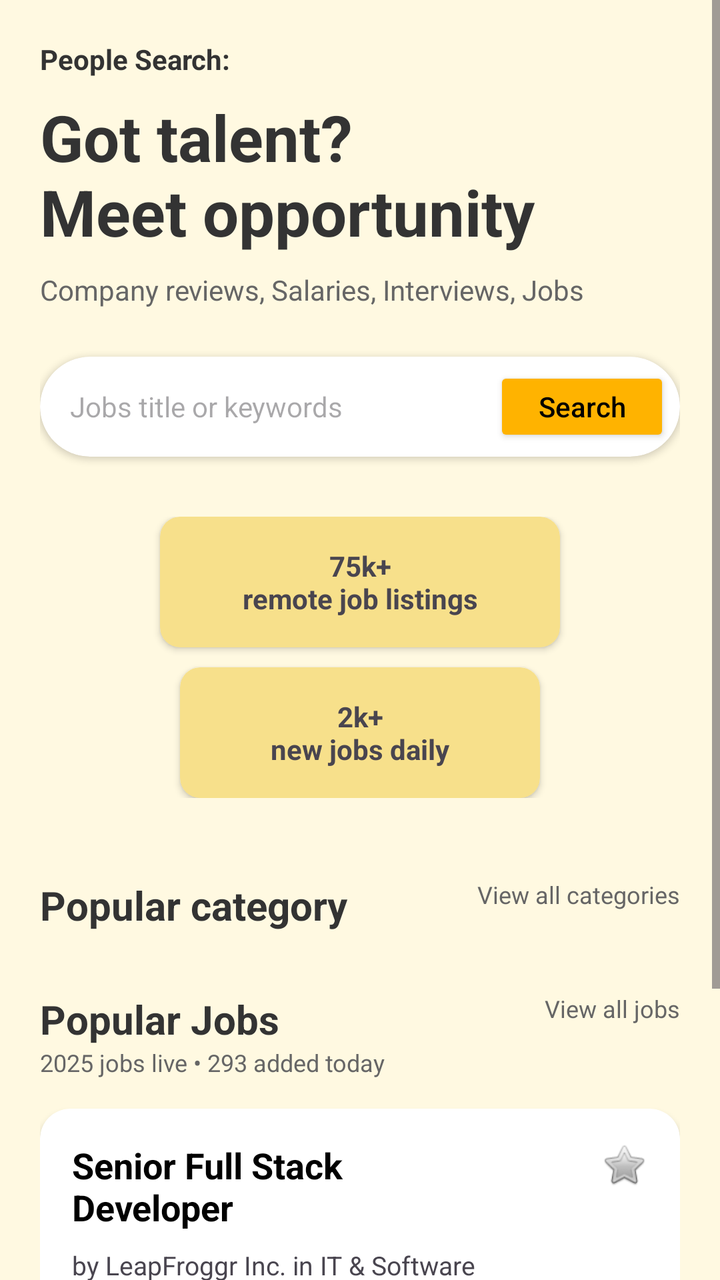
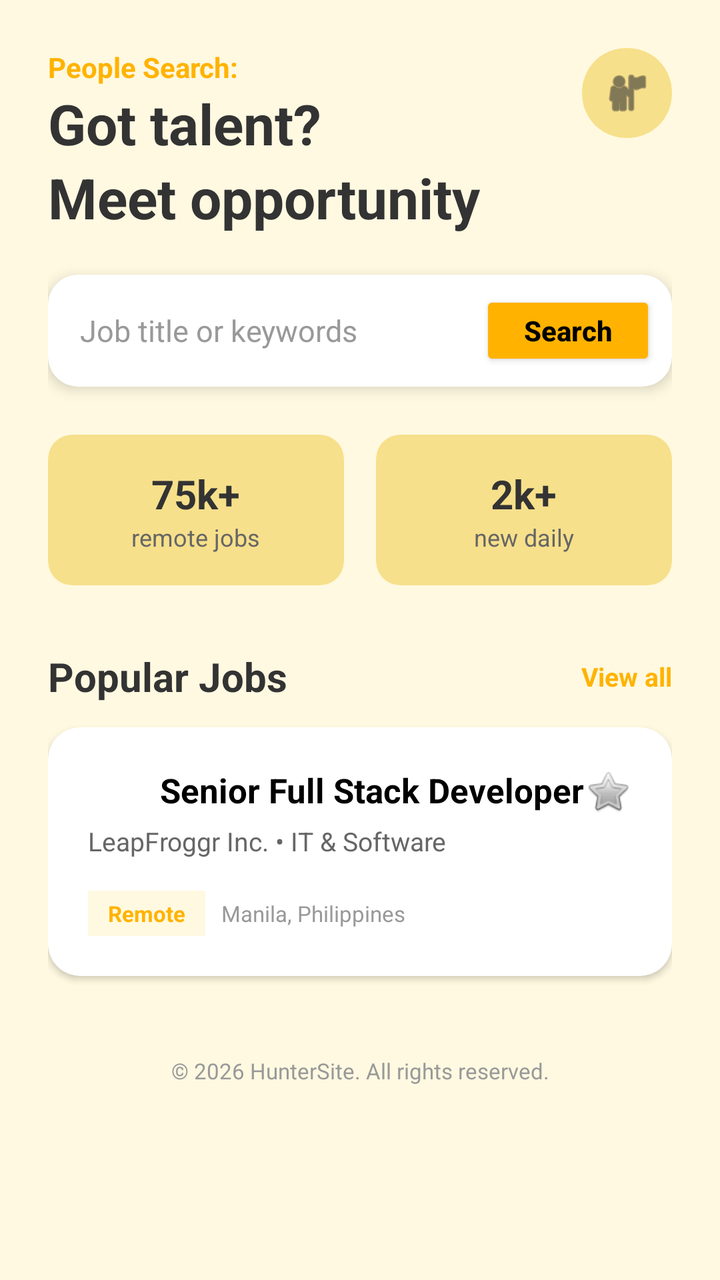

The first picture is an Android layout as it rendered before a commit; the second is the same layout after the commit. The layout source and the unified diff follow.
<!-- AndroidManifest.xml: application theme Theme.HunterSite -->
<!-- res/layout/dashboard.xml -->
<?xml version="1.0" encoding="utf-8"?>
<ScrollView xmlns:android="http://schemas.android.com/apk/res/android"
    xmlns:app="http://schemas.android.com/apk/res-auto"
    android:layout_width="match_parent"
    android:layout_height="match_parent"
    android:background="#FFF9E1"> <LinearLayout
    android:layout_width="match_parent"
    android:layout_height="wrap_content"
    android:orientation="vertical"
    android:padding="20dp">

    <TextView
        android:layout_width="wrap_content"
        android:layout_height="wrap_content"
        android:text="People Search:"
        android:textColor="#333333"
        android:textSize="14sp"
        android:textStyle="bold" />

    <TextView
        android:layout_width="wrap_content"
        android:layout_height="wrap_content"
        android:text="Got talent?\nMeet opportunity"
        android:textColor="#333333"
        android:textSize="32sp"
        android:textStyle="bold"
        android:layout_marginTop="8dp"/>

    <TextView
        android:layout_width="wrap_content"
        android:layout_height="wrap_content"
        android:text="Company reviews, Salaries, Interviews, Jobs"
        android:textColor="#666666"
        android:layout_marginTop="8dp"/>

    <androidx.cardview.widget.CardView
        android:layout_width="match_parent"
        android:layout_height="wrap_content"
        android:layout_marginTop="24dp"
        app:cardCornerRadius="30dp"
        app:cardElevation="2dp">

        <LinearLayout
            android:layout_width="match_parent"
            android:layout_height="50dp"
            android:orientation="horizontal"
            android:gravity="center_vertical"
            android:paddingStart="15dp"
            android:paddingEnd="5dp">

            <EditText
                android:layout_width="0dp"
                android:layout_height="wrap_content"
                android:layout_weight="1"
                android:hint="Jobs title or keywords"
                android:background="@android:color/transparent"
                android:textSize="14sp"/>

            <Button
                android:layout_width="wrap_content"
                android:layout_height="40dp"
                android:text="Search"
                android:textAllCaps="false"
                android:backgroundTint="#FFB300"
                android:textColor="#000000" />
        </LinearLayout>
    </androidx.cardview.widget.CardView>

    <LinearLayout
        android:layout_width="match_parent"
        android:layout_height="wrap_content"
        android:orientation="vertical"
        android:gravity="center"
        android:layout_marginTop="30dp">

        <androidx.cardview.widget.CardView
            android:layout_width="200dp"
            android:layout_height="wrap_content"
            app:cardBackgroundColor="#F7E08B"
            app:cardCornerRadius="10dp"
            android:layout_marginBottom="10dp">
            <TextView
                android:layout_width="match_parent"
                android:layout_height="wrap_content"
                android:padding="15dp"
                android:text="75k+\nremote job listings"
                android:gravity="center"
                android:textStyle="bold"/>
        </androidx.cardview.widget.CardView>

        <androidx.cardview.widget.CardView
            android:layout_width="180dp"
            android:layout_height="wrap_content"
            app:cardBackgroundColor="#F7E08B"
            app:cardCornerRadius="10dp">
            <TextView
                android:layout_width="match_parent"
                android:layout_height="wrap_content"
                android:padding="15dp"
                android:text="2k+\nnew jobs daily"
                android:gravity="center"
                android:textStyle="bold"/>
        </androidx.cardview.widget.CardView>
    </LinearLayout>

    <RelativeLayout
        android:layout_width="match_parent"
        android:layout_height="wrap_content"
        android:layout_marginTop="40dp">
        <TextView
            android:layout_width="wrap_content"
            android:layout_height="wrap_content"
            android:text="Popular category"
            android:textSize="20sp"
            android:textStyle="bold"
            android:textColor="#333333"/>
        <TextView
            android:layout_width="wrap_content"
            android:layout_height="wrap_content"
            android:layout_alignParentEnd="true"
            android:text="View all categories"
            android:textColor="#666666"
            android:textSize="12sp"/>
    </RelativeLayout>

    <RelativeLayout
        android:layout_width="match_parent"
        android:layout_height="wrap_content"
        android:layout_marginTop="30dp">
        <TextView
            android:layout_width="wrap_content"
            android:layout_height="wrap_content"
            android:text="Popular Jobs"
            android:textSize="20sp"
            android:textStyle="bold"
            android:textColor="#333333"/>
        <TextView
            android:layout_width="wrap_content"
            android:layout_height="wrap_content"
            android:layout_alignParentEnd="true"
            android:text="View all jobs"
            android:textColor="#666666"
            android:textSize="12sp"/>
    </RelativeLayout>

    <TextView
        android:layout_width="wrap_content"
        android:layout_height="wrap_content"
        android:text="2025 jobs live • 293 added today"
        android:textSize="12sp"
        android:textColor="#666666"
        android:layout_marginBottom="15dp"/>

    <androidx.cardview.widget.CardView
        android:layout_width="match_parent"
        android:layout_height="wrap_content"
        android:layout_marginBottom="15dp"
        app:cardCornerRadius="15dp"
        app:cardElevation="2dp">

        <LinearLayout
            android:layout_width="match_parent"
            android:layout_height="wrap_content"
            android:orientation="vertical"
            android:padding="16dp">

            <RelativeLayout
                android:layout_width="match_parent"
                android:layout_height="wrap_content">
                <TextView
                    android:layout_width="wrap_content"
                    android:layout_height="wrap_content"
                    android:text="Senior Full Stack\nDeveloper"
                    android:textSize="18sp"
                    android:textStyle="bold"
                    android:textColor="#000000"/>
                <ImageView
                    android:layout_width="24dp"
                    android:layout_height="24dp"
                    android:layout_alignParentEnd="true"
                    android:src="@android:drawable/btn_star_big_off" />
            </RelativeLayout>

            <TextView
                android:layout_width="wrap_content"
                android:layout_height="wrap_content"
                android:text="by LeapFroggr Inc. in IT &amp; Software"
                android:textSize="13sp"
                android:layout_marginTop="8dp"/>

            <LinearLayout
                android:layout_width="match_parent"
                android:layout_height="wrap_content"
                android:orientation="horizontal"
                android:layout_marginTop="10dp">
                <TextView
                    android:layout_width="wrap_content"
                    android:layout_height="wrap_content"
                    android:background="#F0F0F0"
                    android:padding="5dp"
                    android:text="Remote"
                    android:textSize="10sp"
                    android:layout_marginEnd="5dp"/>
                <TextView
                    android:layout_width="wrap_content"
                    android:layout_height="wrap_content"
                    android:background="#F0F0F0"
                    android:padding="5dp"
                    android:text="Manila, Philippines"
                    android:textSize="10sp"/>
            </LinearLayout>

            <TextView
                android:layout_width="wrap_content"
                android:layout_height="wrap_content"
                android:layout_marginTop="10dp"
                android:text="Dec 15, 2025"
                android:textColor="#666666"
                android:textSize="12sp"/>
        </LinearLayout>
    </androidx.cardview.widget.CardView>

    <TextView
        android:layout_width="match_parent"
        android:layout_height="wrap_content"
        android:gravity="center"
        android:padding="30dp"
        android:text="© 2025 JobFinder. Crafted for the exercise."
        android:textColor="#999999"
        android:textSize="12sp" />

</LinearLayout>
</ScrollView>
<!-- resources referenced by this layout -->
<resources>
  <style name="Theme.HunterSite" parent="Base.Theme.HunterSite" />
  <style name="Base.Theme.HunterSite" parent="Theme.Material3.DayNight.NoActionBar">
          
          
      </style>
</resources>

<!-- the commit's change to res/layout/dashboard.xml (unified diff, before → after) -->
@@ -3,231 +3,261 @@
     xmlns:app="http://schemas.android.com/apk/res-auto"
     android:layout_width="match_parent"
     android:layout_height="match_parent"
-    android:background="#FFF9E1"> <LinearLayout
-    android:layout_width="match_parent"
-    android:layout_height="wrap_content"
-    android:orientation="vertical"
-    android:padding="20dp">
-
-    <TextView
-        android:layout_width="wrap_content"
-        android:layout_height="wrap_content"
-        android:text="People Search:"
-        android:textColor="#333333"
-        android:textSize="14sp"
-        android:textStyle="bold" />
-
-    <TextView
-        android:layout_width="wrap_content"
-        android:layout_height="wrap_content"
-        android:text="Got talent?\nMeet opportunity"
-        android:textColor="#333333"
-        android:textSize="32sp"
-        android:textStyle="bold"
-        android:layout_marginTop="8dp"/>
-
-    <TextView
-        android:layout_width="wrap_content"
-        android:layout_height="wrap_content"
-        android:text="Company reviews, Salaries, Interviews, Jobs"
-        android:textColor="#666666"
-        android:layout_marginTop="8dp"/>
-
-    <androidx.cardview.widget.CardView
-        android:layout_width="match_parent"
-        android:layout_height="wrap_content"
-        android:layout_marginTop="24dp"
-        app:cardCornerRadius="30dp"
-        app:cardElevation="2dp">
-
-        <LinearLayout
-            android:layout_width="match_parent"
-            android:layout_height="50dp"
-            android:orientation="horizontal"
-            android:gravity="center_vertical"
-            android:paddingStart="15dp"
-            android:paddingEnd="5dp">
-
-            <EditText
-                android:layout_width="0dp"
-                android:layout_height="wrap_content"
-                android:layout_weight="1"
-                android:hint="Jobs title or keywords"
-                android:background="@android:color/transparent"
-                android:textSize="14sp"/>
-
-            <Button
-                android:layout_width="wrap_content"
-                android:layout_height="40dp"
-                android:text="Search"
-                android:textAllCaps="false"
-                android:backgroundTint="#FFB300"
-                android:textColor="#000000" />
-        </LinearLayout>
-    </androidx.cardview.widget.CardView>
+    android:background="#FFF9E1"
+    android:scrollbars="none">
 
     <LinearLayout
         android:layout_width="match_parent"
         android:layout_height="wrap_content"
         android:orientation="vertical"
-        android:gravity="center"
-        android:layout_marginTop="30dp">
+        android:padding="24dp">
+
+        <RelativeLayout
+            android:layout_width="match_parent"
+            android:layout_height="wrap_content"
+            android:layout_marginBottom="20dp">
+
+            <LinearLayout
+                android:layout_width="wrap_content"
+                android:layout_height="wrap_content"
+                android:orientation="vertical">
+                <TextView
+                    android:layout_width="wrap_content"
+                    android:layout_height="wrap_content"
+                    android:text="People Search:"
+                    android:textColor="#FFB300"
+                    android:textSize="14sp"
+                    android:textStyle="bold" />
+                <TextView
+                    android:layout_width="wrap_content"
+                    android:layout_height="wrap_content"
+                    android:text="Got talent?\nMeet opportunity"
+                    android:textColor="#333333"
+                    android:textSize="28sp"
+                    android:textStyle="bold"
+                    android:lineSpacingExtra="4dp"/>
+            </LinearLayout>
+
+            <androidx.cardview.widget.CardView
+                android:layout_width="45dp"
+                android:layout_height="45dp"
+                android:layout_alignParentEnd="true"
+                app:cardCornerRadius="22dp"
+                app:cardBackgroundColor="#F7E08B"
+                app:cardElevation="0dp">
+                <ImageView
+                    android:layout_width="match_parent"
+                    android:layout_height="match_parent"
+                    android:padding="10dp"
+                    android:src="@android:drawable/ic_menu_myplaces"
+                    app:tint="#333333"/>
+            </androidx.cardview.widget.CardView>
+        </RelativeLayout>
 
         <androidx.cardview.widget.CardView
-            android:layout_width="200dp"
-            android:layout_height="wrap_content"
-            app:cardBackgroundColor="#F7E08B"
-            app:cardCornerRadius="10dp"
-            android:layout_marginBottom="10dp">
-            <TextView
+            android:layout_width="match_parent"
+            android:layout_height="wrap_content"
+            app:cardCornerRadius="15dp"
+            app:cardElevation="4dp"
+            android:layout_marginBottom="24dp">
+
+            <LinearLayout
                 android:layout_width="match_parent"
-                android:layout_height="wrap_content"
-                android:padding="15dp"
-                android:text="75k+\nremote job listings"
-                android:gravity="center"
-                android:textStyle="bold"/>
+                android:layout_height="56dp"
+                android:orientation="horizontal"
+                android:gravity="center_vertical"
+                android:paddingStart="16dp"
+                android:paddingEnd="8dp">
+
+                <EditText
+                    android:layout_width="0dp"
+                    android:layout_height="wrap_content"
+                    android:layout_weight="1"
+                    android:hint="Job title or keywords"
+                    android:background="@android:color/transparent"
+                    android:textSize="15sp"
+                    android:textColorHint="#999999"/>
+
+                <Button
+                    android:layout_width="wrap_content"
+                    android:layout_height="40dp"
+                    android:text="Search"
+                    android:textAllCaps="false"
+                    android:backgroundTint="#FFB300"
+                    android:textColor="#000000"
+                    android:textStyle="bold"
+                    app:cornerRadius="10dp"/>
+            </LinearLayout>
         </androidx.cardview.widget.CardView>
 
-        <androidx.cardview.widget.CardView
-            android:layout_width="180dp"
-            android:layout_height="wrap_content"
-            app:cardBackgroundColor="#F7E08B"
-            app:cardCornerRadius="10dp">
-            <TextView
-                android:layout_width="match_parent"
-                android:layout_height="wrap_content"
-                android:padding="15dp"
-                android:text="2k+\nnew jobs daily"
-                android:gravity="center"
-                android:textStyle="bold"/>
-        </androidx.cardview.widget.CardView>
-    </LinearLayout>
-
-    <RelativeLayout
-        android:layout_width="match_parent"
-        android:layout_height="wrap_content"
-        android:layout_marginTop="40dp">
-        <TextView
-            android:layout_width="wrap_content"
-            android:layout_height="wrap_content"
-            android:text="Popular category"
-            android:textSize="20sp"
-            android:textStyle="bold"
-            android:textColor="#333333"/>
-        <TextView
-            android:layout_width="wrap_content"
-            android:layout_height="wrap_content"
-            android:layout_alignParentEnd="true"
-            android:text="View all categories"
-            android:textColor="#666666"
-            android:textSize="12sp"/>
-    </RelativeLayout>
-
-    <RelativeLayout
-        android:layout_width="match_parent"
-        android:layout_height="wrap_content"
-        android:layout_marginTop="30dp">
-        <TextView
-            android:layout_width="wrap_content"
-            android:layout_height="wrap_content"
-            android:text="Popular Jobs"
-            android:textSize="20sp"
-            android:textStyle="bold"
-            android:textColor="#333333"/>
-        <TextView
-            android:layout_width="wrap_content"
-            android:layout_height="wrap_content"
-            android:layout_alignParentEnd="true"
-            android:text="View all jobs"
-            android:textColor="#666666"
-            android:textSize="12sp"/>
-    </RelativeLayout>
-
-    <TextView
-        android:layout_width="wrap_content"
-        android:layout_height="wrap_content"
-        android:text="2025 jobs live • 293 added today"
-        android:textSize="12sp"
-        android:textColor="#666666"
-        android:layout_marginBottom="15dp"/>
-
-    <androidx.cardview.widget.CardView
-        android:layout_width="match_parent"
-        android:layout_height="wrap_content"
-        android:layout_marginBottom="15dp"
-        app:cardCornerRadius="15dp"
-        app:cardElevation="2dp">
-
         <LinearLayout
             android:layout_width="match_parent"
             android:layout_height="wrap_content"
-            android:orientation="vertical"
-            android:padding="16dp">
-
-            <RelativeLayout
-                android:layout_width="match_parent"
-                android:layout_height="wrap_content">
-                <TextView
-                    android:layout_width="wrap_content"
-                    android:layout_height="wrap_content"
-                    android:text="Senior Full Stack\nDeveloper"
-                    android:textSize="18sp"
-                    android:textStyle="bold"
-                    android:textColor="#000000"/>
-                <ImageView
-                    android:layout_width="24dp"
-                    android:layout_height="24dp"
-                    android:layout_alignParentEnd="true"
-                    android:src="@android:drawable/btn_star_big_off" />
-            </RelativeLayout>
-
+            android:orientation="horizontal"
+            android:weightSum="2"
+            android:layout_marginBottom="32dp">
+
+            <androidx.cardview.widget.CardView
+                android:layout_width="0dp"
+                android:layout_height="wrap_content"
+                android:layout_weight="1"
+                android:layout_marginEnd="8dp"
+                app:cardBackgroundColor="#F7E08B"
+                app:cardCornerRadius="12dp"
+                app:cardElevation="0dp">
+                <LinearLayout
+                    android:layout_width="match_parent"
+                    android:layout_height="wrap_content"
+                    android:orientation="vertical"
+                    android:padding="16dp"
+                    android:gravity="center">
+                    <TextView
+                        android:layout_width="wrap_content"
+                        android:layout_height="wrap_content"
+                        android:text="75k+"
+                        android:textSize="20sp"
+                        android:textStyle="bold"
+                        android:textColor="#333333"/>
+                    <TextView
+                        android:layout_width="wrap_content"
+                        android:layout_height="wrap_content"
+                        android:text="remote jobs"
+                        android:textSize="12sp"
+                        android:textColor="#666666"/>
+                </LinearLayout>
+            </androidx.cardview.widget.CardView>
+
+            <androidx.cardview.widget.CardView
+                android:layout_width="0dp"
+                android:layout_height="wrap_content"
+                android:layout_weight="1"
+                android:layout_marginStart="8dp"
+                app:cardBackgroundColor="#F7E08B"
+                app:cardCornerRadius="12dp"
+                app:cardElevation="0dp">
+                <LinearLayout
+                    android:layout_width="match_parent"
+                    android:layout_height="wrap_content"
+                    android:orientation="vertical"
+                    android:padding="16dp"
+                    android:gravity="center">
+                    <TextView
+                        android:layout_width="wrap_content"
+                        android:layout_height="wrap_content"
+                        android:text="2k+"
+                        android:textSize="20sp"
+                        android:textStyle="bold"
+                        android:textColor="#333333"/>
+                    <TextView
+                        android:layout_width="wrap_content"
+                        android:layout_height="wrap_content"
+                        android:text="new daily"
+                        android:textSize="12sp"
+                        android:textColor="#666666"/>
+                </LinearLayout>
+            </androidx.cardview.widget.CardView>
+        </LinearLayout>
+
+        <RelativeLayout
+            android:layout_width="match_parent"
+            android:layout_height="wrap_content"
+            android:layout_marginBottom="12dp">
             <TextView
                 android:layout_width="wrap_content"
                 android:layout_height="wrap_content"
-                android:text="by LeapFroggr Inc. in IT &amp; Software"
+                android:text="Popular Jobs"
+                android:textSize="20sp"
+                android:textStyle="bold"
+                android:textColor="#333333"/>
+            <TextView
+                android:id="@+id/tvViewAllJobs"
+                android:layout_width="wrap_content"
+                android:layout_height="wrap_content"
+                android:layout_alignParentEnd="true"
+                android:layout_centerVertical="true"
+                android:text="View all"
+                android:textColor="#FFB300"
+                android:textStyle="bold"
                 android:textSize="13sp"
-                android:layout_marginTop="8dp"/>
+                android:clickable="true"
+                android:focusable="true"/>
+        </RelativeLayout>
+
+        <androidx.cardview.widget.CardView
+            android:layout_width="match_parent"
+            android:layout_height="wrap_content"
+            android:layout_marginBottom="16dp"
+            app:cardCornerRadius="16dp"
+            app:cardElevation="2dp">
 
             <LinearLayout
                 android:layout_width="match_parent"
                 android:layout_height="wrap_content"
-                android:orientation="horizontal"
-                android:layout_marginTop="10dp">
+                android:orientation="vertical"
+                android:padding="20dp">
+
+                <RelativeLayout
+                    android:layout_width="match_parent"
+                    android:layout_height="wrap_content">
+                    <TextView
+                        android:layout_width="wrap_content"
+                        android:layout_height="wrap_content"
+                        android:text="Senior Full Stack Developer"
+                        android:textSize="17sp"
+                        android:textStyle="bold"
+                        android:textColor="#000000"
+                        android:layout_toStartOf="@id/starIcon"/>
+                    <ImageView
+                        android:id="@+id/starIcon"
+                        android:layout_width="24dp"
+                        android:layout_height="24dp"
+                        android:layout_alignParentEnd="true"
+                        android:src="@android:drawable/btn_star_big_off" />
+                </RelativeLayout>
+
                 <TextView
                     android:layout_width="wrap_content"
                     android:layout_height="wrap_content"
-                    android:background="#F0F0F0"
-                    android:padding="5dp"
-                    android:text="Remote"
-                    android:textSize="10sp"
-                    android:layout_marginEnd="5dp"/>
-                <TextView
-                    android:layout_width="wrap_content"
-                    android:layout_height="wrap_content"
-                    android:background="#F0F0F0"
-                    android:padding="5dp"
-                    android:text="Manila, Philippines"
-                    android:textSize="10sp"/>
+                    android:text="LeapFroggr Inc. • IT &amp; Software"
+                    android:textColor="#666666"
+                    android:textSize="13sp"
+                    android:layout_marginTop="4dp"/>
+
+                <LinearLayout
+                    android:layout_width="match_parent"
+                    android:layout_height="wrap_content"
+                    android:orientation="horizontal"
+                    android:layout_marginTop="16dp">
+                    <TextView
+                        android:layout_width="wrap_content"
+                        android:layout_height="wrap_content"
+                        android:background="#FFF9E1"
+                        android:paddingHorizontal="10dp"
+                        android:paddingVertical="4dp"
+                        android:text="Remote"
+                        android:textColor="#FFB300"
+                        android:textStyle="bold"
+                        android:textSize="11sp"
+                        android:layout_marginEnd="8dp"/>
+                    <TextView
+                        android:layout_width="wrap_content"
+                        android:layout_height="wrap_content"
+                        android:text="Manila, Philippines"
+                        android:textColor="#999999"
+                        android:textSize="11sp"
+                        android:layout_gravity="center_vertical"/>
+                </LinearLayout>
             </LinearLayout>
-
-            <TextView
-                android:layout_width="wrap_content"
-                android:layout_height="wrap_content"
-                android:layout_marginTop="10dp"
-                android:text="Dec 15, 2025"
-                android:textColor="#666666"
-                android:textSize="12sp"/>
-        </LinearLayout>
-    </androidx.cardview.widget.CardView>
-
-    <TextView
-        android:layout_width="match_parent"
-        android:layout_height="wrap_content"
-        android:gravity="center"
-        android:padding="30dp"
-        android:text="© 2025 JobFinder. Crafted for the exercise."
-        android:textColor="#999999"
-        android:textSize="12sp" />
-
-</LinearLayout>
+        </androidx.cardview.widget.CardView>
+
+        <TextView
+            android:layout_width="match_parent"
+            android:layout_height="wrap_content"
+            android:gravity="center"
+            android:padding="24dp"
+            android:text="© 2026 HunterSite. All rights reserved."
+            android:textColor="#999999"
+            android:textSize="11sp" />
+
+    </LinearLayout>
 </ScrollView>
